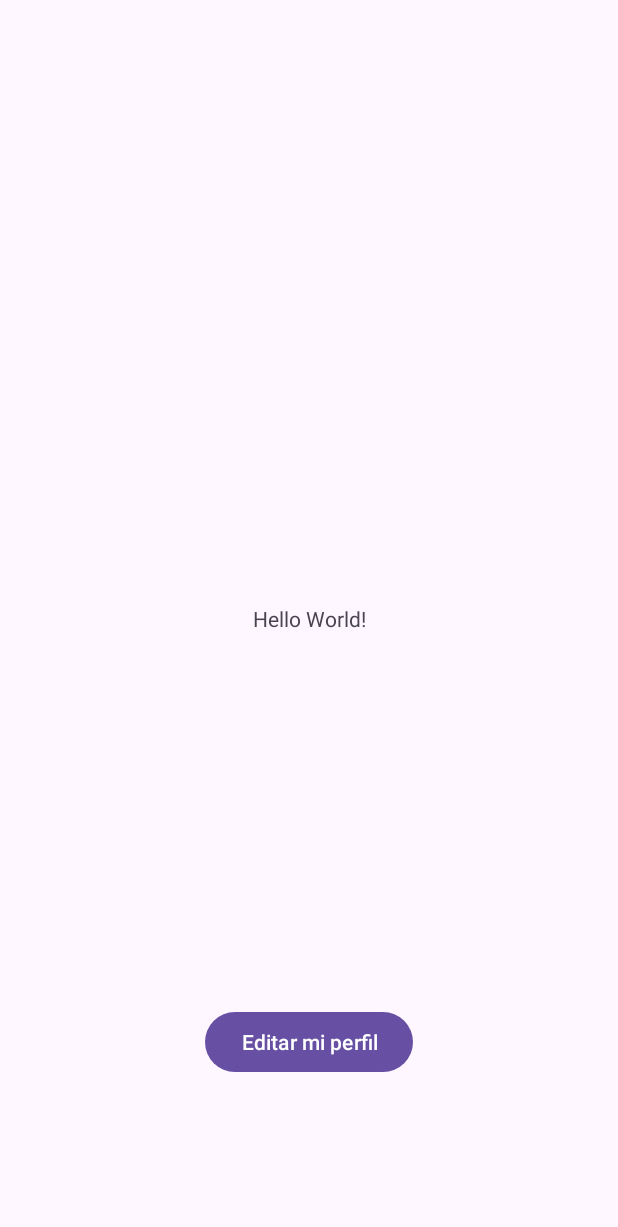
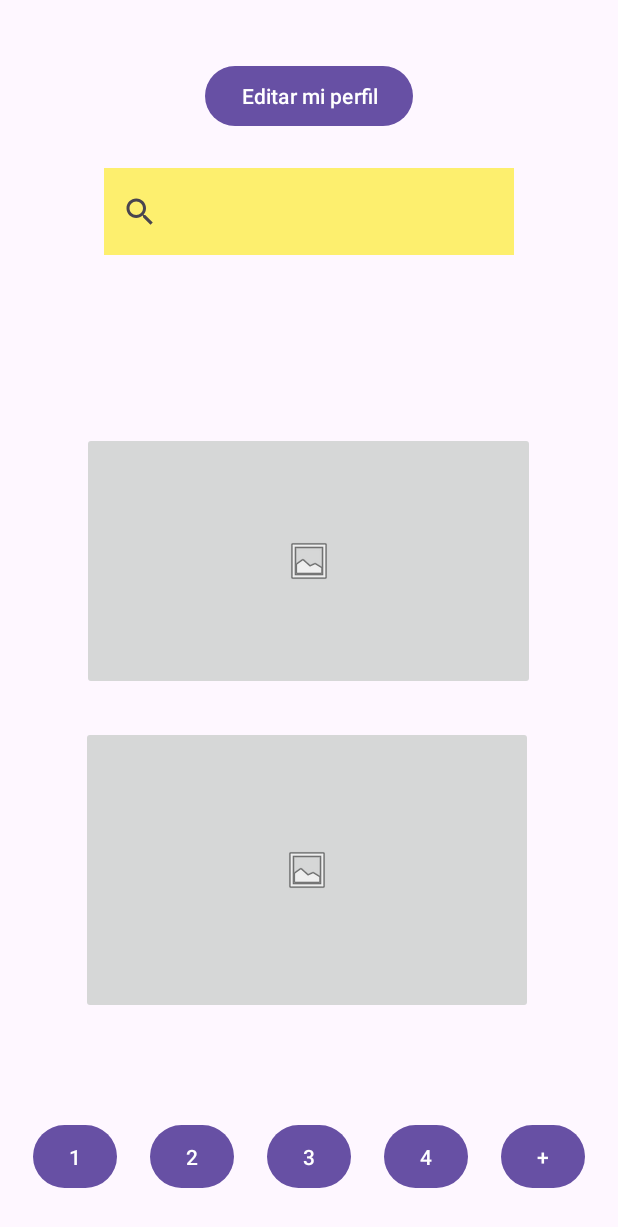
Before and after one commit to Th3GaM3RCaT/Game-Quest, an Android app: the screen it shows after launch (MainActivity), on a phone screen of 412 x 824 dp. Shown: the top 1227 px of the screen. Run offline under Robolectric (Android 15) with nearby library versions, the phone set to English and light mode, and no system bars.

Commit message:
pagina para visualizar juegos
hice cambios en el diseño de la pantalla para que todo el contenido de la interfaz se mantenga en su lugar

```diff
--- a/app/src/main/java/com/thecurseds/gamequest/MainActivity.java
+++ b/app/src/main/java/com/thecurseds/gamequest/MainActivity.java
@@ -17,8 +17,6 @@ public class MainActivity extends AppCompatActivity {
     public void IrEditarMiPerfil (View v){
         Intent intento = new Intent(this, EditarMiPerfil.class);
         startActivity(intento);
-
-
     }
 
     ///lo arregle ctm
--- /dev/null
+++ b/app/src/main/res/drawable/baseline_list_24.xml
@@ -0,0 +1,5 @@
+<vector android:autoMirrored="true" android:height="50dp"
+    android:tint="#000000" android:viewportHeight="24"
+    android:viewportWidth="24" android:width="50dp" xmlns:android="http://schemas.android.com/apk/res/android">
+    <path android:fillColor="@android:color/white" android:pathData="M3,13h2v-2L3,11v2zM3,17h2v-2L3,15v2zM3,9h2L5,7L3,7v2zM7,13h14v-2L7,11v2zM7,17h14v-2L7,15v2zM7,7v2h14L21,7L7,7z"/>
+</vector>
--- a/app/src/main/res/layout/activity_main.xml
+++ b/app/src/main/res/layout/activity_main.xml
@@ -6,26 +6,115 @@
     android:layout_height="match_parent"
     tools:context=".MainActivity">
 
-    <TextView
-        android:id="@+id/textView"
-        android:layout_width="wrap_content"
-        android:layout_height="wrap_content"
-        android:text="Hello World!"
+    <ImageButton
+        android:id="@+id/imageButton2"
+        android:layout_width="301dp"
+        android:layout_height="192dp"
+        android:layout_marginBottom="148dp"
         app:layout_constraintBottom_toBottomOf="parent"
         app:layout_constraintEnd_toEndOf="parent"
+        app:layout_constraintHorizontal_bias="0.49"
         app:layout_constraintStart_toStartOf="parent"
-        app:layout_constraintTop_toTopOf="parent" />
+        app:srcCompat="@android:drawable/ic_menu_gallery" />
+
+    <ImageButton
+        android:id="@+id/imageButton"
+        android:layout_width="302dp"
+        android:layout_height="172dp"
+        android:layout_marginBottom="24dp"
+        app:layout_constraintBottom_toTopOf="@+id/imageButton2"
+        app:layout_constraintEnd_toEndOf="parent"
+        app:layout_constraintHorizontal_bias="0.495"
+        app:layout_constraintStart_toStartOf="parent"
+        app:layout_constraintTop_toBottomOf="@+id/widgetBuscar"
+        app:layout_constraintVertical_bias="1.0"
+        app:srcCompat="@android:drawable/ic_menu_gallery" />
+
+    <Button
+        android:id="@+id/botonmaspag"
+        android:layout_width="56dp"
+        android:layout_height="50dp"
+        android:layout_marginBottom="28dp"
+        android:text="+"
+        app:layout_constraintBottom_toBottomOf="parent"
+        app:layout_constraintEnd_toEndOf="parent"
+        app:layout_constraintHorizontal_bias="0.5"
+        app:layout_constraintStart_toEndOf="@+id/boton4pag" />
+
+    <Button
+        android:id="@+id/boton4pag"
+        android:layout_width="56dp"
+        android:layout_height="50dp"
+        android:layout_marginBottom="28dp"
+        android:text="4"
+        app:layout_constraintBottom_toBottomOf="parent"
+        app:layout_constraintEnd_toStartOf="@+id/botonmaspag"
+        app:layout_constraintHorizontal_bias="0.5"
+        app:layout_constraintStart_toEndOf="@+id/boton3pag" />
+
+    <Button
+        android:id="@+id/boton3pag"
+        android:layout_width="56dp"
+        android:layout_height="50dp"
+        android:layout_marginBottom="28dp"
+        android:text="3"
+        app:layout_constraintBottom_toBottomOf="parent"
+        app:layout_constraintEnd_toStartOf="@+id/boton4pag"
+        app:layout_constraintHorizontal_bias="0.5"
+        app:layout_constraintStart_toEndOf="@+id/boton2pag" />
+
+    <Button
+        android:id="@+id/boton2pag"
+        android:layout_width="56dp"
+        android:layout_height="50dp"
+        android:layout_marginBottom="28dp"
+        android:text="2"
+        app:layout_constraintBottom_toBottomOf="parent"
+        app:layout_constraintEnd_toStartOf="@+id/boton3pag"
+        app:layout_constraintHorizontal_bias="0.5"
+        app:layout_constraintStart_toEndOf="@+id/boton1pag" />
 
     <Button
         android:id="@+id/button"
         android:layout_width="wrap_content"
         android:layout_height="wrap_content"
-        android:layout_marginBottom="105dp"
+        android:layout_marginBottom="24dp"
         android:onClick="IrEditarMiPerfil"
         android:text="Editar mi perfil"
+        app:layout_constraintBottom_toTopOf="@+id/widgetBuscar"
+        app:layout_constraintEnd_toEndOf="parent"
+        app:layout_constraintStart_toStartOf="parent" />
+
+    <Button
+        android:id="@+id/boton1pag"
+        android:layout_width="56dp"
+        android:layout_height="50dp"
+        android:layout_marginBottom="28dp"
+        android:text="1"
         app:layout_constraintBottom_toBottomOf="parent"
-        app:layout_constraintEnd_toEndOf="parent"
+        app:layout_constraintEnd_toStartOf="@+id/boton2pag"
         app:layout_constraintHorizontal_bias="0.5"
         app:layout_constraintStart_toStartOf="parent" />
 
+    <SearchView
+        android:id="@+id/widgetBuscar"
+        android:layout_width="273dp"
+        android:layout_height="58dp"
+        android:layout_marginTop="112dp"
+        android:background="#FDEF6E"
+        app:layout_constraintEnd_toEndOf="parent"
+        app:layout_constraintStart_toStartOf="parent"
+        app:layout_constraintTop_toTopOf="parent" />
+
+    <androidx.constraintlayout.widget.Barrier
+        android:id="@+id/barrier2"
+        android:layout_width="wrap_content"
+        android:layout_height="wrap_content"
+        app:barrierDirection="left" />
+
+    <androidx.constraintlayout.widget.Group
+        android:id="@+id/group"
+        android:layout_width="wrap_content"
+        android:layout_height="wrap_content" />
+
 </androidx.constraintlayout.widget.ConstraintLayout>
```
